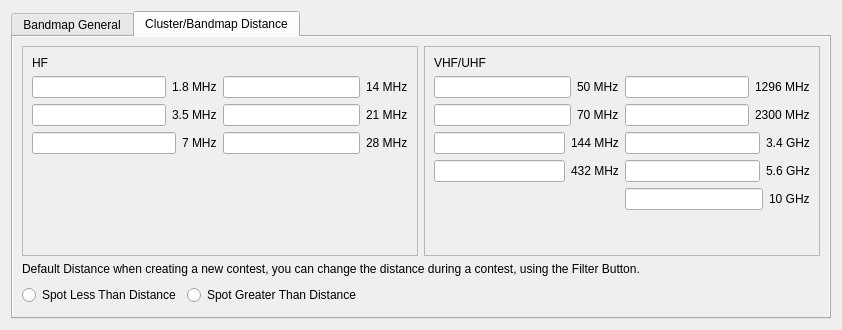
Before: the Qt Designer form mqt/MqtLogger/Clusterbandmapconfigure.ui in Rsclub22/Minos2-Mirror, drawn with Qt 5.
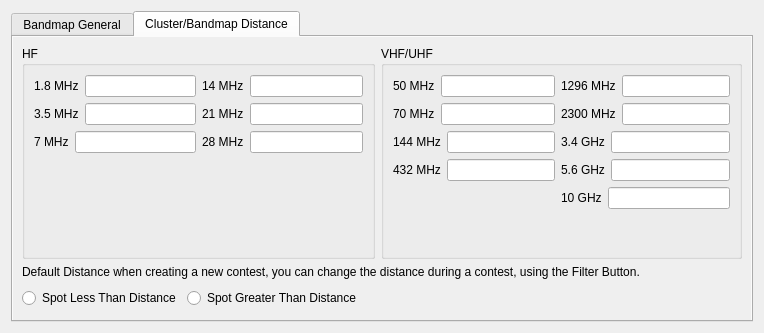
After: the same form once the commit is applied.

Commit message: more layout tidy up in options cluster/bandmap configure

What changed in the file:
```diff
--- a/mqt/MqtLogger/Clusterbandmapconfigure.ui
+++ b/mqt/MqtLogger/Clusterbandmapconfigure.ui
@@ -6,14 +6,14 @@
    <rect>
     <x>0</x>
     <y>0</y>
-    <width>842</width>
-    <height>330</height>
+    <width>764</width>
+    <height>333</height>
    </rect>
   </property>
   <property name="windowTitle">
    <string>Cluster/Bandmap Configure</string>
   </property>
-  <layout class="QVBoxLayout" name="verticalLayout">
+  <layout class="QVBoxLayout" name="verticalLayout_8">
    <item>
     <widget class="QTabWidget" name="ClusterBandmapConfiguretabWidget">
      <property name="autoFillBackground">
@@ -121,30 +121,17 @@
          <item>
           <layout class="QHBoxLayout" name="horizontalLayout_5">
            <item>
-            <widget class="QFrame" name="hfFrame">
-             <property name="frameShape">
-              <enum>QFrame::StyledPanel</enum>
-             </property>
-             <property name="frameShadow">
-              <enum>QFrame::Raised</enum>
-             </property>
-             <layout class="QHBoxLayout" name="horizontalLayout_6">
-              <item>
-               <layout class="QVBoxLayout" name="verticalLayout_2">
-                <item>
-                 <widget class="QLabel" name="label_2">
-                  <property name="text">
+            <widget class="QGroupBox" name="HFgroupBox">
+             <property name="title">
                    <string>HF</string>
                   </property>
-                 </widget>
-                </item>
+             <layout class="QVBoxLayout" name="verticalLayout">
+              <item>
+               <layout class="QVBoxLayout" name="verticalLayout_2">
                 <item>
                  <layout class="QGridLayout" name="gridLayout_3">
                   <item row="0" column="0">
                    <layout class="QHBoxLayout" name="horizontalLayout_25">
-                    <item>
-                     <widget class="QLineEdit" name="distanceFilter1_8MHz"/>
-                    </item>
                     <item>
                      <widget class="QLabel" name="label_25">
                       <property name="text">
@@ -152,13 +139,13 @@
                       </property>
                      </widget>
                     </item>
+                    <item>
+                     <widget class="QLineEdit" name="distanceFilter1_8MHz"/>
+                    </item>
                    </layout>
                   </item>
                   <item row="0" column="1">
                    <layout class="QHBoxLayout" name="horizontalLayout_22">
-                    <item>
-                     <widget class="QLineEdit" name="distanceFilter14MHz"/>
-                    </item>
                     <item>
                      <widget class="QLabel" name="label_22">
                       <property name="text">
@@ -166,13 +153,13 @@
                       </property>
                      </widget>
                     </item>
+                    <item>
+                     <widget class="QLineEdit" name="distanceFilter14MHz"/>
+                    </item>
                    </layout>
                   </item>
                   <item row="2" column="1">
                    <layout class="QHBoxLayout" name="horizontalLayout_23">
-                    <item>
-                     <widget class="QLineEdit" name="distanceFilter28MHz"/>
-                    </item>
                     <item>
                      <widget class="QLabel" name="label_23">
                       <property name="text">
@@ -180,13 +167,13 @@
                       </property>
                      </widget>
                     </item>
+                    <item>
+                     <widget class="QLineEdit" name="distanceFilter28MHz"/>
+                    </item>
                    </layout>
                   </item>
                   <item row="1" column="0">
                    <layout class="QHBoxLayout" name="horizontalLayout_24">
-                    <item>
-                     <widget class="QLineEdit" name="distanceFilter3_5MHz"/>
-                    </item>
                     <item>
                      <widget class="QLabel" name="label_24">
                       <property name="text">
@@ -194,13 +181,13 @@
                       </property>
                      </widget>
                     </item>
+                    <item>
+                     <widget class="QLineEdit" name="distanceFilter3_5MHz"/>
+                    </item>
                    </layout>
                   </item>
                   <item row="1" column="1">
                    <layout class="QHBoxLayout" name="horizontalLayout_20">
-                    <item>
-                     <widget class="QLineEdit" name="distanceFilter21MHz"/>
-                    </item>
                     <item>
                      <widget class="QLabel" name="label_20">
                       <property name="text">
@@ -208,13 +195,13 @@
                       </property>
                      </widget>
                     </item>
+                    <item>
+                     <widget class="QLineEdit" name="distanceFilter21MHz"/>
+                    </item>
                    </layout>
                   </item>
                   <item row="2" column="0">
                    <layout class="QHBoxLayout" name="horizontalLayout_19">
-                    <item>
-                     <widget class="QLineEdit" name="distanceFilter7MHz"/>
-                    </item>
                     <item>
                      <widget class="QLabel" name="label_19">
                       <property name="text">
@@ -222,6 +209,9 @@
                       </property>
                      </widget>
                     </item>
+                    <item>
+                     <widget class="QLineEdit" name="distanceFilter7MHz"/>
+                    </item>
                    </layout>
                   </item>
                  </layout>
@@ -245,30 +235,15 @@
             </widget>
            </item>
            <item>
-            <widget class="QFrame" name="vhfUhfFrame">
-             <property name="frameShape">
-              <enum>QFrame::StyledPanel</enum>
-             </property>
-             <property name="frameShadow">
-              <enum>QFrame::Raised</enum>
-             </property>
-             <layout class="QHBoxLayout" name="horizontalLayout_7">
-              <item>
-               <layout class="QVBoxLayout" name="verticalLayout_3">
-                <item>
-                 <widget class="QLabel" name="label_3">
-                  <property name="text">
+            <widget class="QGroupBox" name="VhfUhfgroupBox">
+             <property name="title">
                    <string>VHF/UHF</string>
                   </property>
-                 </widget>
-                </item>
+             <layout class="QVBoxLayout" name="verticalLayout_3">
                 <item>
                  <layout class="QGridLayout" name="gridLayout_2">
                   <item row="2" column="0">
                    <layout class="QHBoxLayout" name="horizontalLayout_10">
-                    <item>
-                     <widget class="QLineEdit" name="distanceFilter144MHz"/>
-                    </item>
                     <item>
                      <widget class="QLabel" name="label_10">
                       <property name="text">
@@ -276,13 +251,13 @@
                       </property>
                      </widget>
                     </item>
+                  <item>
+                   <widget class="QLineEdit" name="distanceFilter144MHz"/>
+                  </item>
                    </layout>
                   </item>
                   <item row="1" column="1">
                    <layout class="QHBoxLayout" name="horizontalLayout_11">
-                    <item>
-                     <widget class="QLineEdit" name="distanceFilter2300MHz"/>
-                    </item>
                     <item>
                      <widget class="QLabel" name="label_11">
                       <property name="text">
@@ -290,13 +265,13 @@
                       </property>
                      </widget>
                     </item>
+                  <item>
+                   <widget class="QLineEdit" name="distanceFilter2300MHz"/>
+                  </item>
                    </layout>
                   </item>
                   <item row="3" column="0">
                    <layout class="QHBoxLayout" name="horizontalLayout_12">
-                    <item>
-                     <widget class="QLineEdit" name="distanceFilter432MHz"/>
-                    </item>
                     <item>
                      <widget class="QLabel" name="label_12">
                       <property name="text">
@@ -304,13 +279,13 @@
                       </property>
                      </widget>
                     </item>
+                  <item>
+                   <widget class="QLineEdit" name="distanceFilter432MHz"/>
+                  </item>
                    </layout>
                   </item>
                   <item row="0" column="1">
                    <layout class="QHBoxLayout" name="horizontalLayout_13">
-                    <item>
-                     <widget class="QLineEdit" name="distanceFilter1296MHz"/>
-                    </item>
                     <item>
                      <widget class="QLabel" name="label_13">
                       <property name="text">
@@ -318,13 +293,13 @@
                       </property>
                      </widget>
                     </item>
+                  <item>
+                   <widget class="QLineEdit" name="distanceFilter1296MHz"/>
+                  </item>
                    </layout>
                   </item>
                   <item row="2" column="1">
                    <layout class="QHBoxLayout" name="horizontalLayout_14">
-                    <item>
-                     <widget class="QLineEdit" name="distanceFilter3_4GHz"/>
-                    </item>
                     <item>
                      <widget class="QLabel" name="label_14">
                       <property name="text">
@@ -332,13 +307,13 @@
                       </property>
                      </widget>
                     </item>
+                  <item>
+                   <widget class="QLineEdit" name="distanceFilter3_4GHz"/>
+                  </item>
                    </layout>
                   </item>
                   <item row="1" column="0">
                    <layout class="QHBoxLayout" name="horizontalLayout_15">
-                    <item>
-                     <widget class="QLineEdit" name="distanceFilter70MHz"/>
-                    </item>
                     <item>
                      <widget class="QLabel" name="label_15">
                       <property name="text">
@@ -346,13 +321,13 @@
                       </property>
                      </widget>
                     </item>
+                  <item>
+                   <widget class="QLineEdit" name="distanceFilter70MHz"/>
+                  </item>
                    </layout>
                   </item>
                   <item row="0" column="0">
                    <layout class="QHBoxLayout" name="horizontalLayout_16">
-                    <item>
-                     <widget class="QLineEdit" name="distanceFilter50MHz"/>
-                    </item>
                     <item>
                      <widget class="QLabel" name="label_16">
                       <property name="text">
@@ -360,13 +335,13 @@
                       </property>
                      </widget>
                     </item>
+                  <item>
+                   <widget class="QLineEdit" name="distanceFilter50MHz"/>
+                  </item>
                    </layout>
                   </item>
                   <item row="3" column="1">
                    <layout class="QHBoxLayout" name="horizontalLayout_17">
-                    <item>
-                     <widget class="QLineEdit" name="distanceFilter5_6GHz"/>
-                    </item>
                     <item>
                      <widget class="QLabel" name="label_17">
                       <property name="text">
@@ -374,13 +349,13 @@
                       </property>
                      </widget>
                     </item>
+                  <item>
+                   <widget class="QLineEdit" name="distanceFilter5_6GHz"/>
+                  </item>
                    </layout>
                   </item>
                   <item row="4" column="1">
                    <layout class="QHBoxLayout" name="horizontalLayout_18">
-                    <item>
-                     <widget class="QLineEdit" name="distanceFilter10GHz"/>
-                    </item>
                     <item>
                      <widget class="QLabel" name="label_18">
                       <property name="text">
@@ -388,6 +363,9 @@
                       </property>
                      </widget>
                     </item>
+                  <item>
+                   <widget class="QLineEdit" name="distanceFilter10GHz"/>
+                  </item>
                    </layout>
                   </item>
                  </layout>
@@ -404,8 +382,6 @@
                    </size>
                   </property>
                  </spacer>
-                </item>
-               </layout>
               </item>
              </layout>
             </widget>
```
Left out of the diff: 2 changed lines with no effect on the pictures. Lines whose indentation alone changed are shown as unchanged. The commit also changes 1 other file.
